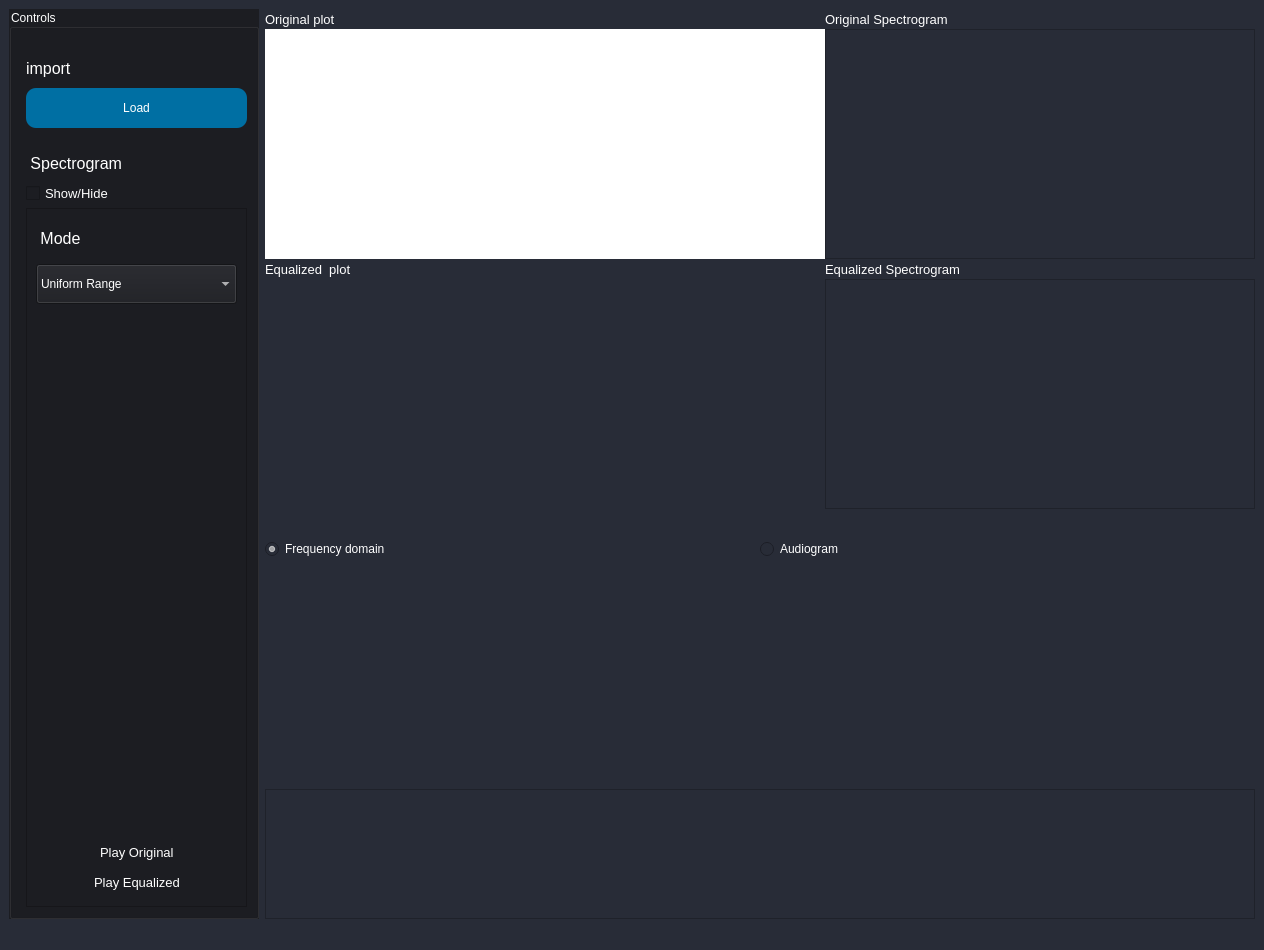
First picture: the form in task3.ui, repository Kirellos-Safwat/FREQtune, before the edit.
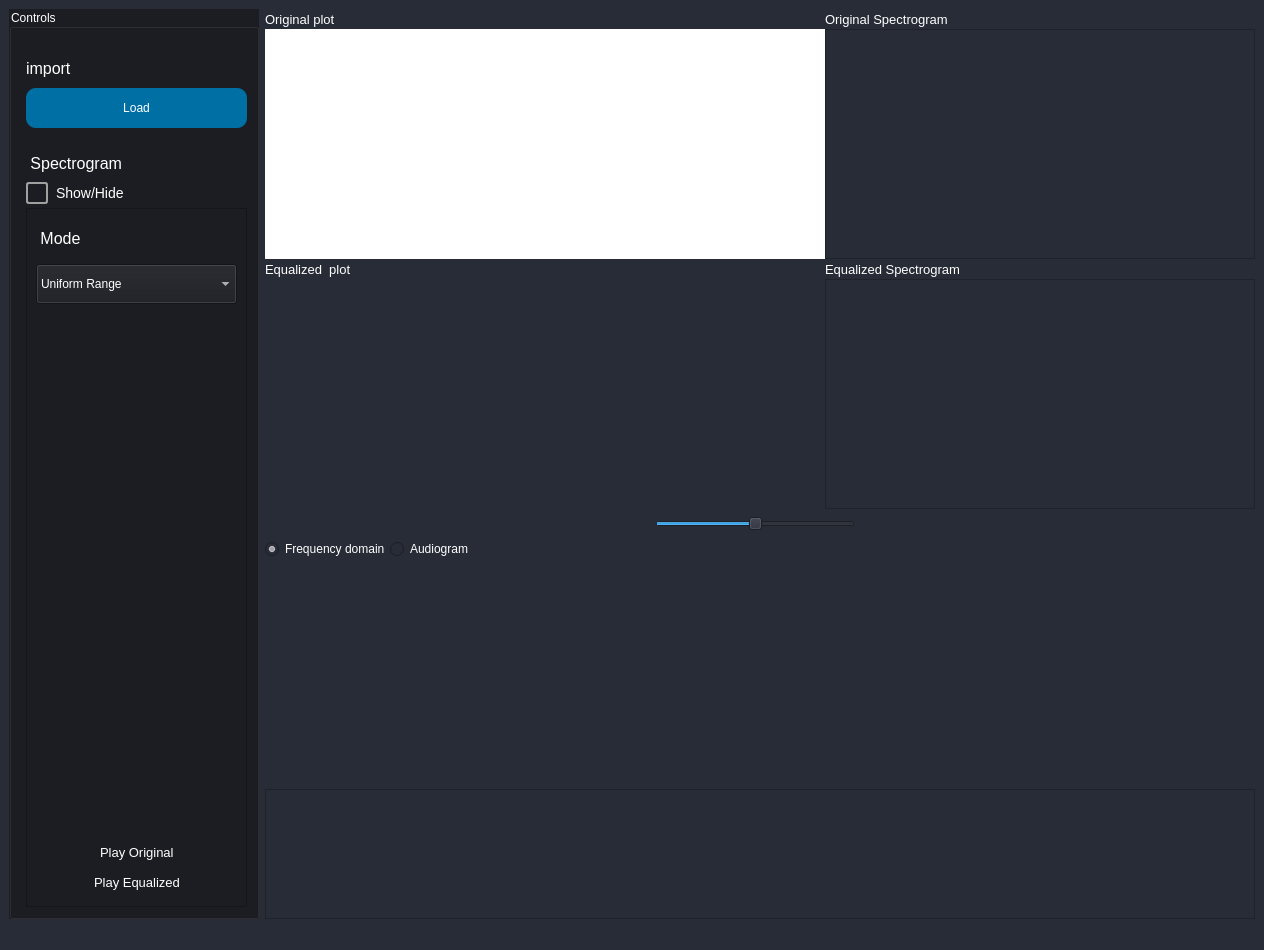
Second picture: the form after the edit. Icons and pictures are not drawn. Custom widgets are drawn as their Qt base class.

Commit message: speed slider

The edit to the form file:
```diff
--- a/task3.ui
+++ b/task3.ui
@@ -194,14 +194,43 @@
                    </property>
                    <property name="font">
                     <font>
-                     <pointsize>10</pointsize>
+                     <pointsize>-1</pointsize>
                      <weight>50</weight>
                      <bold>false</bold>
                     </font>
                    </property>
                    <property name="styleSheet">
-                    <string notr="true">color: white
-;</string>
+                    <string notr="true">QCheckBox {
+        spacing: 8px;  /* Distance between checkbox and text */
+        font-size: 14px;
+        color: #FFFFFF;  /* White text */
+    }
+    
+    /* Unchecked state */
+    QCheckBox::indicator {
+        width: 18px;
+        height: 18px;
+        border-radius: 3px;
+        border: 2px solid #A0A0A0;  /* Gray border for unchecked */
+        background-color: transparent;  /* Transparent background */
+    }
+
+    /* Checked state */
+    QCheckBox::indicator:checked {
+        border: 2px solid #4682B4;  /* Blue border when checked */
+        background-color: rgb(0, 111, 163);  /* Transparent background */
+    }
+
+    /* Hover effect */
+    QCheckBox::indicator:hover {
+        border-color: #B0C4DE;  /* Light steel blue border on hover */
+    }
+
+    /* Disabled state */
+    QCheckBox::indicator:disabled {
+        border-color: #D3D3D3;  /* Light gray border for disabled */
+        background-color: transparent;  /* Transparent background */
+    }</string>
                    </property>
                    <property name="text">
                     <string>Show/Hide</string>
@@ -847,6 +876,25 @@
             </property>
            </widget>
           </item>
+          <item>
+           <widget class="QSlider" name="speed_slider">
+            <property name="maximumSize">
+             <size>
+              <width>200</width>
+              <height>16777215</height>
+             </size>
+            </property>
+            <property name="minimum">
+             <number>-10</number>
+            </property>
+            <property name="maximum">
+             <number>10</number>
+            </property>
+            <property name="orientation">
+             <enum>Qt::Horizontal</enum>
+            </property>
+           </widget>
+          </item>
           <item>
            <spacer name="horizontalSpacer">
             <property name="orientation">
@@ -895,6 +943,19 @@
               </property>
              </widget>
             </item>
+            <item>
+             <spacer name="horizontalSpacer_2">
+              <property name="orientation">
+               <enum>Qt::Horizontal</enum>
+              </property>
+              <property name="sizeHint" stdset="0">
+               <size>
+                <width>40</width>
+                <height>20</height>
+               </size>
+              </property>
+             </spacer>
+            </item>
            </layout>
           </item>
           <item>
```
The commit also changes 1 other file.
